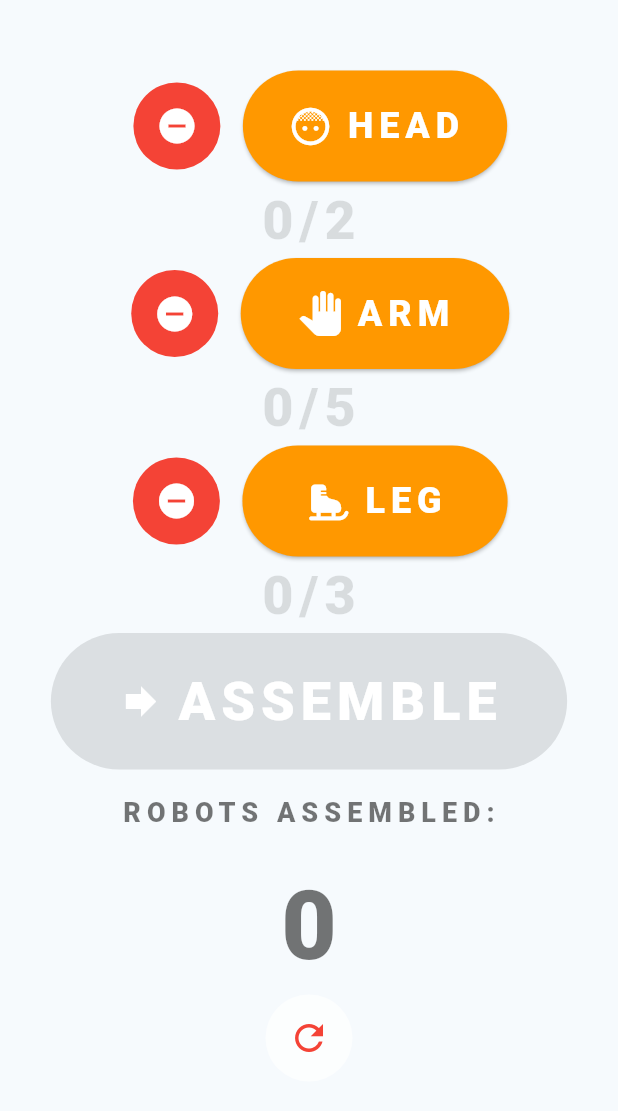
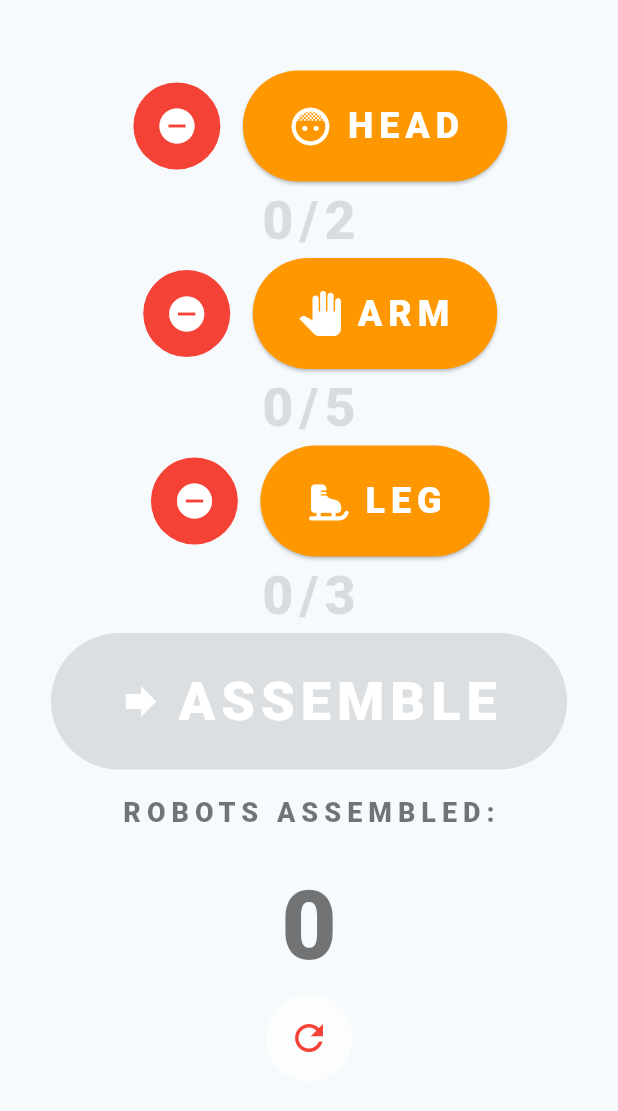
Before and after one commit to sanderson429/RobotPartCounter, a Flutter app: the screen it shows after launch, after a tap on the "remove circle" icon, on a phone screen of 412 x 824 dp, the part 84-1195 px from its top. Run offline on Flutter 3.47's test engine with Material 3 defaults, Android fonts, the phone set to English and light mode, and no system bars.

Commit message:
Counter Widget - Created new MyCounter widget and replaced duplicate code - Implemented Provider library for state management - Fixed bug where robot assembled count was always 1 after first bot assembled

```diff
--- a/lib/main.dart
+++ b/lib/main.dart
@@ -1,7 +1,14 @@
 import 'package:flutter/material.dart';
+import 'package:newprojectfluttertesttobedeleted/my_counter.dart';
+import 'package:provider/provider.dart';
 
 void main() {
-  runApp(const MyApp());
+  runApp(MultiProvider(
+    providers: [
+      ChangeNotifierProvider(create: (_) => ResetCounterProvider()),
+    ],
+    child: const MyApp(),
+  ));
 }
 
 class MyApp extends StatelessWidget {
@@ -40,59 +47,50 @@ class _MyHomePageState extends State<MyHomePage> {
   int _robotsAssembled = 0;
 
 //region METHODS
-  // Methods for "HEAD"
-  void _incrementHCounter() {
+  void _updateHCounter(int newValue) {
     setState(() {
-      _hCounter++;
+      _hCounter = newValue;
     });
   }
 
-  void _subtractHCounter() {
+  void _updateACounter(int newValue) {
     setState(() {
-      if (_hCounter > 0) _hCounter--;
+      _aCounter = newValue;
     });
   }
 
-  // Methods for "ARM"
-  void _incrementACounter() {
+  void _updateLCounter(int newValue) {
     setState(() {
-      _aCounter++;
+      _lCounter = newValue;
     });
-  }
-
-  void _subtractACounter() {
-    setState(() {
-      if (_aCounter > 0) _aCounter--;
-    });
-  }
-
-  // Methods for "LEG"
-  void _incrementLCounter() {
-    setState(() {
-      _lCounter++;
-    });
-  }
-
-  void _subtractLCounter() {
-    setState(() {
-      if (_lCounter > 0) _lCounter--;
-    });
-    // Methods for Total Robot Assembled Count
   }
 
   // Methods for "ASSEMBLE"
   void _assembleRobot() {
     setState(() {
-      _reset();
+      _resetCounters();
       _robotsAssembled++;
     });
   }
 
-  void _reset() {
+  void _resetAll() {
+    setState(() {
+      _resetCounters();
+      _resetRobots();
+    });
+  }
+
+  void _resetCounters() {
     setState(() {
       _hCounter = 0;
       _aCounter = 0;
       _lCounter = 0;
+    });
+    context.read<ResetCounterProvider>().triggerReset();
+  }
+
+  void _resetRobots() {
+    setState(() {
       _robotsAssembled = 0;
     });
   }
@@ -111,152 +109,26 @@ class _MyHomePageState extends State<MyHomePage> {
           child: Column(
             mainAxisAlignment: MainAxisAlignment.center,
             children: <Widget>[
-              // Top "HEAD" Button
-              Row(
-                mainAxisAlignment: MainAxisAlignment.center,
-                children: [
-                  RawMaterialButton(
-                    onPressed: _subtractHCounter,
-                    elevation: 0.0,
-                    fillColor: Colors.red,
-                    padding: const EdgeInsets.all(15.0),
-                    shape: const CircleBorder(),
-                    child: const Icon(
-                      Icons.remove_circle,
-                      size: 28.0,
-                      color: Colors.white,
-                    ),
-                  ),
-                  ElevatedButton.icon(
-                    style: ElevatedButton.styleFrom(
-                      backgroundColor: Colors.orange,
-                      padding: const EdgeInsets.symmetric(
-                          horizontal: 30, vertical: 20),
-                    ),
-                    icon: const Icon(
-                      Icons.face_5,
-                      color: Colors.white,
-                      size: 30.0,
-                    ),
-                    label: const Text(
-                      'HEAD',
-                      style: TextStyle(
-                        color: Colors.white,
-                        letterSpacing: 4,
-                        fontWeight: FontWeight.w800,
-                        fontSize: 24,
-                      ),
-                    ),
-                    onPressed: _incrementHCounter,
-                  ),
-                ],
+              MyCounter(
+                mainButtonIcon: Icons.face_5,
+                mainButtonText: 'HEAD',
+                desiredValue: 2,
+                onMainButtonPressed: _updateHCounter,
+                onSubtractButtonPressed: _updateHCounter,
               ),
-              Text(
-                '$_hCounter/2',
-                style: const TextStyle(
-                  color: Colors.black12,
-                  letterSpacing: 4,
-                  fontWeight: FontWeight.w800,
-                  fontSize: 36,
-                ),
+              MyCounter(
+                mainButtonIcon: Icons.pan_tool,
+                mainButtonText: 'ARM',
+                desiredValue: 5,
+                onMainButtonPressed: _updateACounter,
+                onSubtractButtonPressed: _updateACounter,
               ),
-              // Middle "ARM" Button
-              Row(
-                mainAxisAlignment: MainAxisAlignment.center,
-                children: [
-                  RawMaterialButton(
-                    onPressed: _subtractACounter,
-                    elevation: 0.0,
-                    fillColor: Colors.red,
-                    padding: const EdgeInsets.all(15.0),
-                    shape: const CircleBorder(),
-                    child: const Icon(
-                      Icons.remove_circle,
-                      size: 28.0,
-                      color: Colors.white,
-                    ),
-                  ),
-                  ElevatedButton.icon(
-                    style: ElevatedButton.styleFrom(
-                      backgroundColor: Colors.orange,
-                      padding: const EdgeInsets.symmetric(
-                          horizontal: 38, vertical: 20),
-                    ),
-                    icon: const Icon(
-                      Icons.pan_tool,
-                      color: Colors.white,
-                      size: 30.0,
-                    ),
-                    label: const Text(
-                      'ARM',
-                      style: TextStyle(
-                        color: Colors.white,
-                        letterSpacing: 4,
-                        fontWeight: FontWeight.w800,
-                        fontSize: 24,
-                      ),
-                    ),
-                    onPressed: _incrementACounter,
-                  ),
-                ],
-              ),
-              Text(
-                '$_aCounter/5',
-                style: const TextStyle(
-                  color: Colors.black12,
-                  letterSpacing: 4,
-                  fontWeight: FontWeight.w800,
-                  fontSize: 36,
-                ),
-              ),
-              // Bottom :LEG" Button
-              Row(
-                mainAxisAlignment: MainAxisAlignment.center,
-                children: [
-                  RawMaterialButton(
-                    onPressed: _subtractLCounter,
-                    elevation: 0.0,
-                    fillColor: Colors.red,
-                    padding: const EdgeInsets.all(15.0),
-                    shape: const CircleBorder(),
-                    child: const Icon(
-                      Icons.remove_circle,
-                      size: 28.0,
-                      color: Colors.white,
-                    ),
-                  ),
-                  ElevatedButton.icon(
-                    style: ElevatedButton.styleFrom(
-                      backgroundColor: Colors.orange,
-                      padding: const EdgeInsets.symmetric(
-                          horizontal: 42, vertical: 20),
-                    ),
-                    icon: const Icon(
-                      Icons.ice_skating_rounded,
-                      color: Colors.white,
-                      size: 30.0,
-                    ),
-                    label: const Text(
-                      'LEG',
-                      style: TextStyle(
-                        color: Colors.white,
-                        letterSpacing: 4,
-                        fontWeight: FontWeight.w800,
-                        fontSize: 24,
-                      ),
-                    ),
-                    onPressed: _incrementLCounter,
-                  ),
-                ],
-              ),
-              Text(
-                '$_lCounter/3',
-                style: const TextStyle(
-                  color: Colors.black12,
-                  letterSpacing: 4,
-                  fontWeight: FontWeight.w800,
-                  fontSize: 36,
-                ),
+              MyCounter(
+                mainButtonIcon: Icons.ice_skating_rounded,
+                mainButtonText: 'LEG',
+                desiredValue: 3,
+                onMainButtonPressed: _updateLCounter,
+                onSubtractButtonPressed: _updateLCounter,
               ),
               // "ASSEMBLE" Button
               ElevatedButton.icon(
@@ -307,7 +179,7 @@ class _MyHomePageState extends State<MyHomePage> {
               ),
               // Refresh Button
               RawMaterialButton(
-                onPressed: _reset,
+                onPressed: _resetAll,
                 elevation: 0.0,
                 fillColor: Colors.white70,
                 padding: const EdgeInsets.all(15.0),
--- /dev/null
+++ b/lib/my_counter.dart
@@ -0,0 +1,115 @@
+import 'package:flutter/material.dart';
+import 'package:provider/provider.dart';
+
+class MyCounter extends StatefulWidget {
+  final IconData mainButtonIcon;
+  final String mainButtonText;
+  final int desiredValue;
+  final void Function(int newValue)? onMainButtonPressed;
+  final void Function(int newValue)? onSubtractButtonPressed;
+
+  const MyCounter({
+    super.key,
+    required this.mainButtonIcon,
+    required this.mainButtonText,
+    required this.desiredValue,
+    this.onMainButtonPressed,
+    this.onSubtractButtonPressed,
+  });
+
+  @override
+  State<MyCounter> createState() => _MyCounterState();
+}
+
+class _MyCounterState extends State<MyCounter> {
+  var _count = 0;
+  var _reset = false;
+
+  void _incrementCounter() {
+    setState(() {
+      _count++;
+    });
+    _reset = context.read<ResetCounterProvider>().reset;
+    if (widget.onMainButtonPressed != null) widget.onMainButtonPressed!(_count);
+  }
+
+  void _subtractCounter() {
+    setState(() {
+      if (_count > 0) _count--;
+    });
+    _reset = context.read<ResetCounterProvider>().reset;
+    if (widget.onSubtractButtonPressed != null) {
+      widget.onSubtractButtonPressed!(_count);
+    }
+  }
+
+  @override
+  Widget build(BuildContext context) {
+    final reset = context.watch<ResetCounterProvider>().reset;
+    if (reset != _reset) _count = 0;
+
+    return Column(
+      children: [
+        Row(
+          mainAxisAlignment: MainAxisAlignment.center,
+          children: [
+            RawMaterialButton(
+              onPressed: _subtractCounter,
+              elevation: 0.0,
+              fillColor: Colors.red,
+              padding: const EdgeInsets.all(15.0),
+              shape: const CircleBorder(),
+              child: const Icon(
+                Icons.remove_circle,
+                size: 28.0,
+                color: Colors.white,
+              ),
+            ),
+            ElevatedButton.icon(
+              style: ElevatedButton.styleFrom(
+                backgroundColor: Colors.orange,
+                padding:
+                    const EdgeInsets.symmetric(horizontal: 30, vertical: 20),
+              ),
+              icon: Icon(
+                widget.mainButtonIcon,
+                color: Colors.white,
+                size: 30.0,
+              ),
+              label: Text(
+                widget.mainButtonText,
+                style: const TextStyle(
+                  color: Colors.white,
+                  letterSpacing: 4,
+                  fontWeight: FontWeight.w800,
+                  fontSize: 24,
+                ),
+              ),
+              onPressed: _incrementCounter,
+            ),
+          ],
+        ),
+        Text(
+          '$_count/${widget.desiredValue}',
+          style: const TextStyle(
+            color: Colors.black12,
+            letterSpacing: 4,
+            fontWeight: FontWeight.w800,
+            fontSize: 36,
+          ),
+        ),
+      ],
+    );
+  }
+}
+
+class ResetCounterProvider with ChangeNotifier {
+  bool _reset = false;
+
+  bool get reset => _reset;
+
+  void triggerReset() {
+    _reset = !_reset;
+    notifyListeners();
+  }
+}
--- a/pubspec.yaml
+++ b/pubspec.yaml
@@ -35,6 +35,7 @@ dependencies:
   # The following adds the Cupertino Icons font to your application.
   # Use with the CupertinoIcons class for iOS style icons.
   cupertino_icons: ^1.0.8
+  provider: ^6.1.2
 
 dev_dependencies:
   flutter_test:
```
Also changed, not shown: pubspec.lock.
